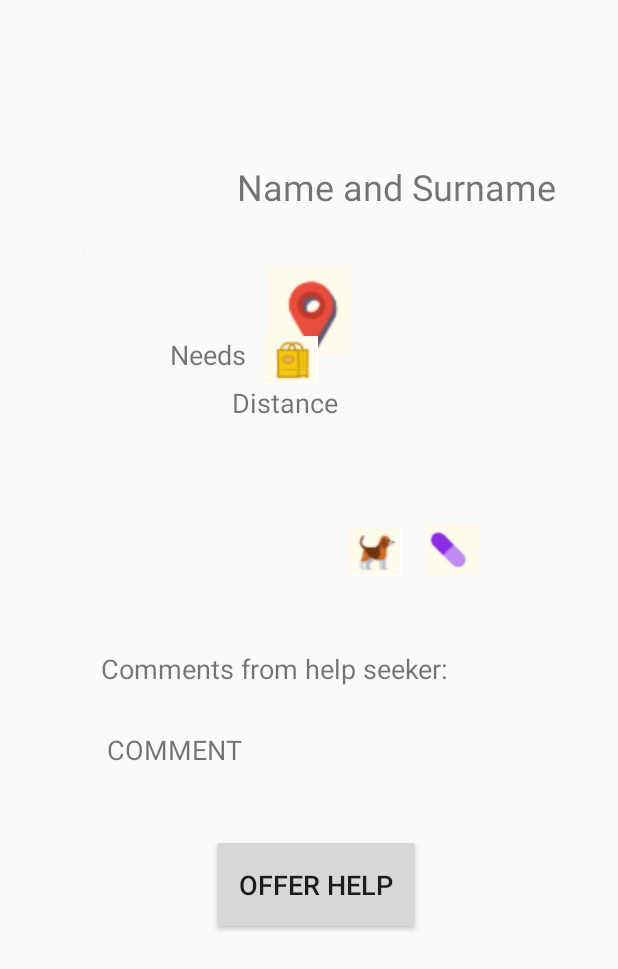
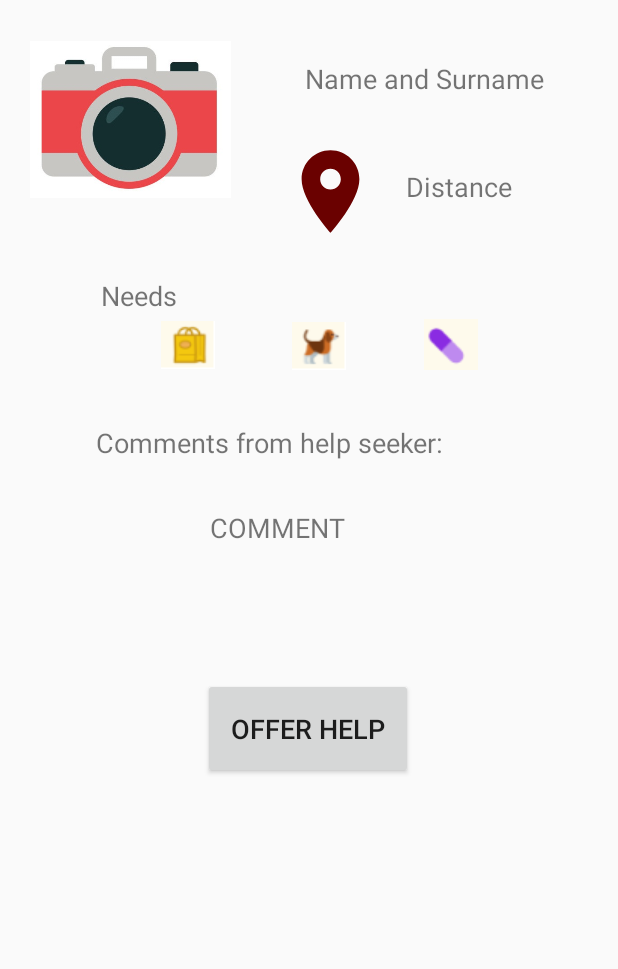
Before and after one commit to lprakapovich/Helpshake, an Android app: the layout fragment_request_description.xml on its own in the app's theme, with its tools: preview values and no code run, on a phone screen of 412 x 824 dp. Shown: the top 969 px of the screen. Run offline under Robolectric (Android 15) with nearby library versions, the phone set to English and light mode, and no system bars.

Commit message:
DialogRequstDetails is displayed when volunteer clicks on one of the items on the list

```diff
--- a/app/src/main/java/com/application/helpshake/utils/RequestListAdapterVolunteer.java
+++ b/app/src/main/java/com/application/helpshake/utils/RequestListAdapterVolunteer.java
@@ -5,22 +5,18 @@ import android.view.LayoutInflater;
 import android.view.View;
 import android.view.ViewGroup;
 import android.widget.ArrayAdapter;
-import android.widget.Button;
 import android.widget.ImageView;
 import android.widget.TextView;
 
 import androidx.annotation.NonNull;
 import androidx.annotation.Nullable;
-import androidx.appcompat.app.AppCompatActivity;
 
 import com.application.helpshake.R;
 import com.application.helpshake.model.HelpCategory;
 import com.application.helpshake.model.HelpSeekerRequest;
-import com.application.helpshake.ui.DialogHelpRequest;
 import com.application.helpshake.ui.DialogRequestDetails;
 
 import java.util.ArrayList;
-import java.util.List;
 
 public class RequestListAdapterVolunteer extends ArrayAdapter<HelpSeekerRequest> {
 
@@ -33,7 +29,6 @@ public class RequestListAdapterVolunteer extends ArrayAdapter<HelpSeekerRequest>
         TextView category;
         TextView distance;
         ImageView mapPoint;
-        Button infoButton;
     }
 
     public RequestListAdapterVolunteer(ArrayList<HelpSeekerRequest> data, Context context, int[] photos) {
@@ -56,7 +51,6 @@ public class RequestListAdapterVolunteer extends ArrayAdapter<HelpSeekerRequest>
             viewHolder.category = (TextView) convertView.findViewById(R.id.list_item_category);
             viewHolder.distance = (TextView) convertView.findViewById(R.id.list_item_distance);
             viewHolder.mapPoint = (ImageView) convertView.findViewById(R.id.location);
-            viewHolder.infoButton = (Button) convertView.findViewById(R.id.infoBtn);
             convertView.setTag(viewHolder);
         } else {
             viewHolder = (RequestListAdapterVolunteer.ViewHolder) convertView.getTag();
@@ -85,12 +79,7 @@ public class RequestListAdapterVolunteer extends ArrayAdapter<HelpSeekerRequest>
         viewHolder.category.setText(builder.toString());
         viewHolder.photo.setImageResource(photos[0]);
         viewHolder.mapPoint.setImageResource(photos[1]);
-        viewHolder.infoButton.setOnClickListener(new View.OnClickListener() {
-            @Override
-            public void onClick(View v) {
 
-            }
-        });
         return convertView;
     }
 
--- a/app/src/main/java/com/application/helpshake/view/VolunteerHomeActivity.java
+++ b/app/src/main/java/com/application/helpshake/view/VolunteerHomeActivity.java
@@ -3,14 +3,18 @@ package com.application.helpshake.view;
 import androidx.appcompat.app.AppCompatActivity;
 import androidx.databinding.DataBindingUtil;
 
+import android.content.Intent;
 import android.os.Bundle;
 import android.view.View;
 import android.widget.AdapterView;
+import android.widget.Toast;
 
 import com.application.helpshake.R;
 import com.application.helpshake.databinding.ActivityVolunteerHomeBinding;
+import com.application.helpshake.model.HelpCategory;
 import com.application.helpshake.model.HelpSeekerRequest;
 import com.application.helpshake.ui.DialogHelpRequest;
+import com.application.helpshake.ui.DialogRequestDetails;
 import com.application.helpshake.utils.RequestListAdapter;
 import com.application.helpshake.utils.RequestListAdapterVolunteer;
 import com.google.android.gms.tasks.OnSuccessListener;
@@ -24,8 +28,10 @@ import com.google.firebase.firestore.QuerySnapshot;
 
 import java.util.ArrayList;
 import java.util.Arrays;
+import java.util.List;
 
-public class VolunteerHomeActivity extends AppCompatActivity {
+public class VolunteerHomeActivity extends AppCompatActivity
+        implements DialogRequestDetails.RequestSubmittedListener {
 
     FirebaseAuth mAuth;
     FirebaseFirestore mDb;
@@ -35,6 +41,7 @@ public class VolunteerHomeActivity extends AppCompatActivity {
     ArrayList<HelpSeekerRequest> mHelpRequests;
 
     ActivityVolunteerHomeBinding mBinding;
+    DialogRequestDetails mDialog;
 
     int[] images = {R.drawable.camera, R.drawable.ic_baseline_location_on_24};
 
@@ -77,12 +84,32 @@ public class VolunteerHomeActivity extends AppCompatActivity {
 
         mAdapter = new RequestListAdapterVolunteer(mHelpRequests, this, images);
         mBinding.listRequests.setAdapter(mAdapter);
+        mBinding.listRequests.setItemsCanFocus(false);
 
         mBinding.listRequests.setOnItemClickListener(new AdapterView.OnItemClickListener() {
             @Override
             public void onItemClick(AdapterView<?> parent, View view, int position, long id) {
                 HelpSeekerRequest request = mHelpRequests.get(position);
+                openRequestDialog(request);
             }
         });
     }
+
+
+
+    private void openRequestDialog(HelpSeekerRequest helpRequest) {
+        mDialog = new DialogRequestDetails();
+        mDialog.show(getSupportFragmentManager(), getString(R.string.tag));
+    }
+
+    @Override
+    public void onRequestSubmitted(String comment, List<HelpCategory> categories) {
+        mDialog.dismiss();
+    }
+
+    @Override
+    public void OnRequestCancelled() {
+        mDialog.dismiss();
+    }
+
 }
--- a/app/src/main/res/layout/fragment_request_description.xml
+++ b/app/src/main/res/layout/fragment_request_description.xml
@@ -10,60 +10,37 @@
 
 <androidx.constraintlayout.widget.ConstraintLayout
     android:layout_width="match_parent"
-    android:layout_height="match_parent">
+    android:layout_height="wrap_content"
+    app:layout_constraintBottom_toTopOf="@id/commentText"
+    app:layout_constraintTop_toTopOf="@id/commentText">
 
     <TextView
         android:id="@+id/nameAndSurnameText"
         android:layout_width="wrap_content"
         android:layout_height="wrap_content"
-        android:layout_marginStart="158dp"
-        android:layout_marginLeft="158dp"
-        android:layout_marginTop="108dp"
-        android:layout_marginEnd="42dp"
-        android:layout_marginRight="42dp"
+        android:layout_marginStart="10dp"
+        android:layout_marginLeft="10dp"
+        android:layout_marginTop="40dp"
+        android:layout_marginEnd="10dp"
+        android:layout_marginRight="10dp"
         android:text="@string/name_and_surname"
-        android:textSize="24sp"
+        android:textSize="18sp"
         app:layout_constraintEnd_toEndOf="parent"
-        app:layout_constraintHorizontal_bias="0.0"
-        app:layout_constraintStart_toStartOf="parent"
+        app:layout_constraintStart_toEndOf="@+id/imageView2"
         app:layout_constraintTop_toTopOf="parent" />
-
-    <ImageView
-        android:id="@+id/helpSeekerPhoto"
-        android:layout_width="wrap_content"
-        android:layout_height="wrap_content"
-        android:layout_marginStart="55dp"
-        android:layout_marginLeft="55dp"
-        android:layout_marginTop="25dp"
-        android:contentDescription="@string/help_seeker_photo"
-        app:layout_constraintStart_toStartOf="parent"
-        app:layout_constraintTop_toBottomOf="@+id/nameAndSurnameText"
-        tools:srcCompat="@tools:sample/avatars" />
-
-    <ImageView
-        android:id="@+id/distanceImage"
-        android:layout_width="68dp"
-        android:layout_height="60dp"
-        android:layout_marginStart="116dp"
-        android:layout_marginLeft="116dp"
-        android:layout_marginTop="36dp"
-        android:contentDescription="@string/map_point_image"
-        app:layout_constraintStart_toEndOf="@+id/helpSeekerPhoto"
-        app:layout_constraintTop_toBottomOf="@+id/nameAndSurnameText"
-        app:srcCompat="@drawable/distance" />
 
     <TextView
         android:id="@+id/distanceText"
         android:layout_width="100dp"
         android:layout_height="48dp"
-        android:layout_marginStart="84dp"
-        android:layout_marginLeft="84dp"
-        android:layout_marginTop="8dp"
+        android:layout_marginTop="36dp"
+        android:layout_marginEnd="56dp"
+        android:layout_marginRight="56dp"
         android:gravity="center"
         android:text="@string/distance"
         android:textSize="18sp"
-        app:layout_constraintStart_toEndOf="@+id/helpSeekerPhoto"
-        app:layout_constraintTop_toBottomOf="@+id/distanceImage" />
+        app:layout_constraintEnd_toEndOf="parent"
+        app:layout_constraintTop_toBottomOf="@+id/nameAndSurnameText" />
 
     <TextView
         android:id="@+id/needsText"
@@ -71,22 +48,23 @@
         android:layout_height="25dp"
         android:layout_marginStart="67dp"
         android:layout_marginLeft="67dp"
-        android:layout_marginTop="57dp"
+        android:layout_marginTop="45dp"
         android:layout_marginEnd="19dp"
         android:layout_marginRight="19dp"
         android:text="@string/needs"
         android:textSize="18sp"
         app:layout_constraintEnd_toStartOf="@+id/dogImage"
+        app:layout_constraintHorizontal_bias="0.0"
         app:layout_constraintStart_toStartOf="parent"
-        app:layout_constraintTop_toBottomOf="@+id/helpSeekerPhoto" />
+        app:layout_constraintTop_toBottomOf="@+id/imageView2" />
 
     <TextView
         android:id="@+id/helpSeekerCommentText"
         android:layout_width="wrap_content"
         android:layout_height="wrap_content"
-        android:layout_marginStart="67dp"
-        android:layout_marginLeft="67dp"
-        android:layout_marginTop="49dp"
+        android:layout_marginStart="64dp"
+        android:layout_marginLeft="64dp"
+        android:layout_marginTop="36dp"
         android:text="@string/comments_from_help_seeker"
         android:textSize="18sp"
         app:layout_constraintStart_toStartOf="parent"
@@ -96,23 +74,29 @@
         android:id="@+id/shopImage"
         android:layout_width="wrap_content"
         android:layout_height="wrap_content"
-        android:layout_marginTop="57dp"
-        android:layout_marginEnd="20dp"
-        android:layout_marginRight="20dp"
+        android:layout_marginStart="106dp"
+        android:layout_marginLeft="106dp"
+        android:layout_marginTop="4dp"
+        android:layout_marginEnd="44dp"
+        android:layout_marginRight="44dp"
         android:contentDescription="@string/shop_image"
         app:layout_constraintEnd_toStartOf="@+id/dogImage"
-        app:layout_constraintTop_toBottomOf="@+id/helpSeekerPhoto"
+        app:layout_constraintStart_toStartOf="parent"
+        app:layout_constraintTop_toBottomOf="@+id/needsText"
         app:srcCompat="@drawable/shop" />
 
     <ImageView
         android:id="@+id/dogImage"
         android:layout_width="wrap_content"
         android:layout_height="wrap_content"
-        android:layout_marginTop="211dp"
-        android:layout_marginEnd="16dp"
-        android:layout_marginRight="16dp"
+        android:layout_marginStart="6dp"
+        android:layout_marginLeft="6dp"
+        android:layout_marginTop="150dp"
+        android:layout_marginEnd="49dp"
+        android:layout_marginRight="49dp"
         android:contentDescription="@string/dog_image"
         app:layout_constraintEnd_toStartOf="@+id/medicinesImage"
+        app:layout_constraintStart_toEndOf="@+id/shopImage"
         app:layout_constraintTop_toBottomOf="@+id/nameAndSurnameText"
         app:srcCompat="@drawable/dog" />
 
@@ -120,11 +104,14 @@
         android:id="@+id/medicinesImage"
         android:layout_width="wrap_content"
         android:layout_height="wrap_content"
-        android:layout_marginTop="56dp"
+        android:layout_marginStart="1dp"
+        android:layout_marginLeft="1dp"
+        android:layout_marginTop="64dp"
         android:layout_marginEnd="92dp"
         android:layout_marginRight="92dp"
         android:contentDescription="@string/medicines_image"
         app:layout_constraintEnd_toEndOf="parent"
+        app:layout_constraintStart_toEndOf="@+id/dogImage"
         app:layout_constraintTop_toBottomOf="@+id/distanceText"
         app:srcCompat="@drawable/medicines" />
 
@@ -132,9 +119,9 @@
         android:id="@+id/commentText"
         android:layout_width="wrap_content"
         android:layout_height="wrap_content"
-        android:layout_marginStart="71dp"
-        android:layout_marginLeft="71dp"
-        android:layout_marginTop="29dp"
+        android:layout_marginStart="140dp"
+        android:layout_marginLeft="140dp"
+        android:layout_marginTop="32dp"
         android:text="@string/comment"
         android:textSize="18sp"
         app:layout_constraintStart_toStartOf="parent"
@@ -144,16 +131,42 @@
         android:id="@+id/offerHelpBtn"
         android:layout_width="140dp"
         android:layout_height="67dp"
-        android:layout_marginStart="140dp"
-        android:layout_marginLeft="140dp"
-        android:layout_marginTop="44dp"
-        android:layout_marginEnd="131dp"
-        android:layout_marginRight="131dp"
+        android:layout_marginStart="20dp"
+        android:layout_marginLeft="20dp"
+        android:layout_marginTop="88dp"
+        android:layout_marginEnd="20dp"
+        android:layout_marginRight="20dp"
         android:text="@string/offer_help"
         android:textSize="18sp"
         app:layout_constraintEnd_toEndOf="parent"
+        app:layout_constraintHorizontal_bias="0.497"
         app:layout_constraintStart_toStartOf="parent"
         app:layout_constraintTop_toBottomOf="@+id/commentText" />
+
+    <ImageView
+        android:id="@+id/imageView"
+        android:layout_width="71dp"
+        android:layout_height="66dp"
+        android:layout_marginStart="50dp"
+        android:layout_marginLeft="50dp"
+        android:layout_marginTop="30dp"
+        android:layout_marginEnd="20dp"
+        android:layout_marginRight="20dp"
+        app:layout_constraintEnd_toStartOf="@+id/distanceText"
+        app:layout_constraintStart_toEndOf="@+id/imageView2"
+        app:layout_constraintTop_toBottomOf="@+id/nameAndSurnameText"
+        app:srcCompat="@drawable/ic_baseline_location_on_24" />
+
+    <ImageView
+        android:id="@+id/imageView2"
+        android:layout_width="134dp"
+        android:layout_height="119dp"
+        android:layout_marginStart="20dp"
+        android:layout_marginLeft="20dp"
+        android:layout_marginTop="20dp"
+        app:layout_constraintStart_toStartOf="parent"
+        app:layout_constraintTop_toTopOf="parent"
+        app:srcCompat="@drawable/camera" />
 
 </androidx.constraintlayout.widget.ConstraintLayout>
     </ScrollView>
--- a/app/src/main/res/layout/list_item_volunteer_request.xml
+++ b/app/src/main/res/layout/list_item_volunteer_request.xml
@@ -56,11 +56,9 @@
         android:layout_marginStart="56dp"
         android:layout_marginLeft="56dp"
         android:layout_marginTop="12dp"
-        android:layout_marginBottom="12dp"
         android:text="@string/distance"
         android:textAppearance="?android:attr/textAppearanceSmall"
         android:textColor="@android:color/black"
-        app:layout_constraintBottom_toTopOf="@+id/infoBtn"
         app:layout_constraintStart_toEndOf="@+id/help_seeker_image"
         app:layout_constraintTop_toBottomOf="@+id/list_item_category" />
 
@@ -79,18 +77,5 @@
         app:layout_constraintVertical_bias="0.504"
         tools:src="@drawable/ic_baseline_location_on_24" />
 
-    <Button
-        android:id="@+id/infoBtn"
-        android:layout_width="wrap_content"
-        android:layout_height="wrap_content"
-        android:layout_marginStart="184dp"
-        android:layout_marginLeft="184dp"
-        android:layout_marginEnd="68dp"
-        android:layout_marginRight="68dp"
-        android:layout_marginBottom="7dp"
-        android:text="@string/more_information"
-        app:layout_constraintBottom_toBottomOf="parent"
-        app:layout_constraintEnd_toEndOf="parent"
-        app:layout_constraintStart_toStartOf="parent" />
 
 </androidx.constraintlayout.widget.ConstraintLayout>
```
